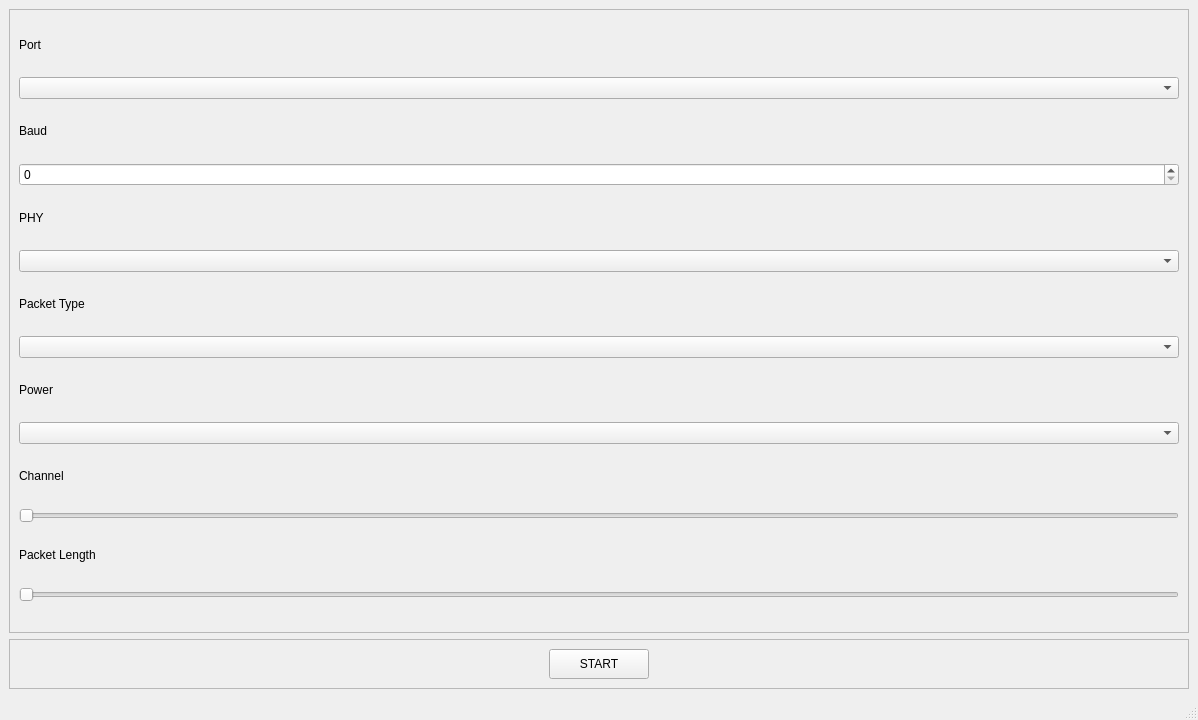
The window that src/dtm/src/dtm_tx.ui (Analog-Devices-MSDK/MAX-BLE-Toolkit) describes before a commit, drawn with Qt 5.
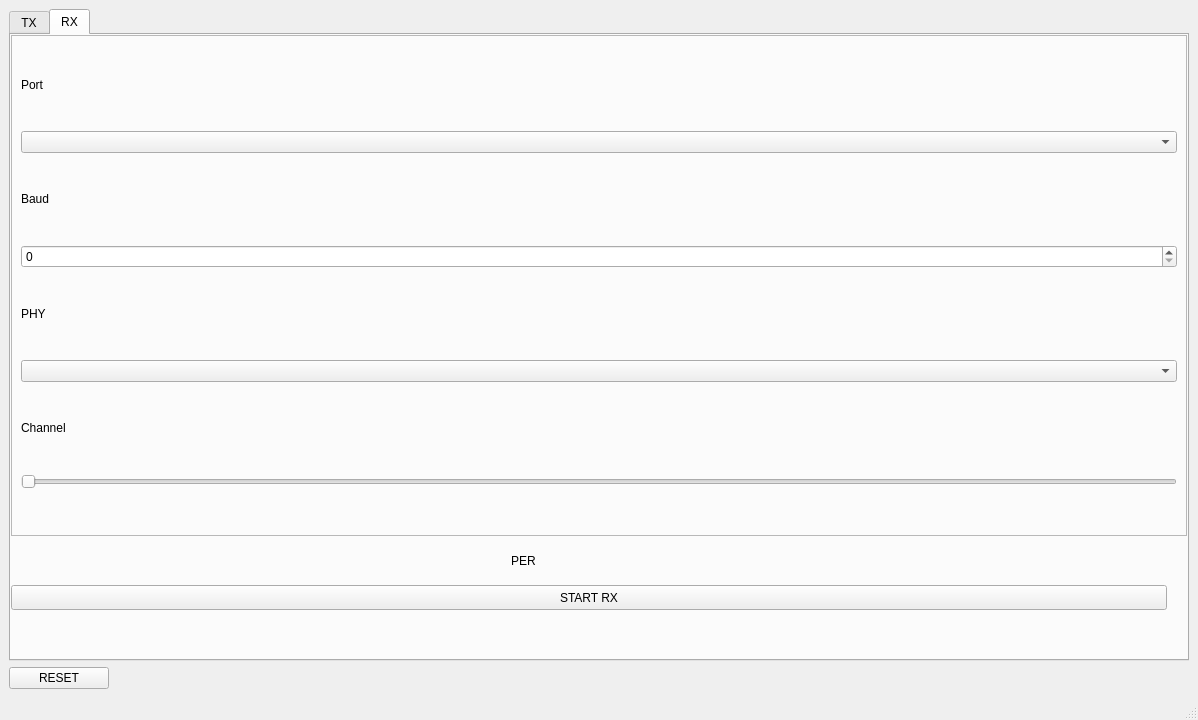
The same window after the commit.

Commit message: added RX functionality

The edit to the form file:
```diff
--- a/src/dtm/src/dtm_tx.ui
+++ b/src/dtm/src/dtm_tx.ui
@@ -32,14 +32,30 @@
       <item>
        <layout class="QVBoxLayout" name="verticalLayout_6">
         <item>
-         <widget class="QFrame" name="input_frame">
+         <widget class="QTabWidget" name="tab_mode">
+          <property name="currentIndex">
+           <number>1</number>
+          </property>
+          <widget class="QWidget" name="tab_tx">
+           <attribute name="title">
+            <string>TX</string>
+           </attribute>
+           <widget class="QFrame" name="tx_frame">
+            <property name="geometry">
+             <rect>
+              <x>0</x>
+              <y>0</y>
+              <width>1176</width>
+              <height>531</height>
+             </rect>
+            </property>
           <property name="frameShape">
            <enum>QFrame::StyledPanel</enum>
           </property>
           <property name="frameShadow">
            <enum>QFrame::Raised</enum>
           </property>
-          <layout class="QVBoxLayout" name="verticalLayout">
+            <layout class="QVBoxLayout" name="verticalLayout_4">
            <item>
             <widget class="QLabel" name="label">
              <property name="maximumSize">
@@ -176,14 +192,38 @@
            </item>
           </layout>
          </widget>
-        </item>
-        <item>
-         <widget class="QFrame" name="frame">
+           <widget class="QPushButton" name="start_stop_btn_tx">
+            <property name="geometry">
+             <rect>
+              <x>510</x>
+              <y>550</y>
+              <width>100</width>
+              <height>25</height>
+             </rect>
+            </property>
           <property name="maximumSize">
            <size>
-            <width>16777215</width>
+              <width>100</width>
             <height>50</height>
            </size>
+            </property>
+            <property name="text">
+             <string>START TX</string>
+            </property>
+           </widget>
+          </widget>
+          <widget class="QWidget" name="tab_rx">
+           <attribute name="title">
+            <string>RX</string>
+           </attribute>
+           <widget class="QFrame" name="rx_input_frame">
+            <property name="geometry">
+             <rect>
+              <x>0</x>
+              <y>0</y>
+              <width>1176</width>
+              <height>501</height>
+             </rect>
           </property>
           <property name="frameShape">
            <enum>QFrame::StyledPanel</enum>
@@ -191,9 +231,123 @@
           <property name="frameShadow">
            <enum>QFrame::Raised</enum>
           </property>
-          <layout class="QHBoxLayout" name="horizontalLayout">
+            <layout class="QVBoxLayout" name="verticalLayout_5">
            <item>
-            <widget class="QPushButton" name="start_stop_btn">
+              <widget class="QLabel" name="label_13">
+               <property name="maximumSize">
+                <size>
+                 <width>16777215</width>
+                 <height>20</height>
+                </size>
+               </property>
+               <property name="text">
+                <string>Port</string>
+               </property>
+              </widget>
+             </item>
+             <item>
+              <widget class="QComboBox" name="port_select_rx">
+               <property name="currentText">
+                <string extracomment="Port"/>
+               </property>
+              </widget>
+             </item>
+             <item>
+              <widget class="QLabel" name="label_14">
+               <property name="maximumSize">
+                <size>
+                 <width>16777215</width>
+                 <height>20</height>
+                </size>
+               </property>
+               <property name="text">
+                <string>Baud</string>
+               </property>
+              </widget>
+             </item>
+             <item>
+              <widget class="QSpinBox" name="baud_rate_select_rx">
+               <property name="maximum">
+                <number>10000000</number>
+               </property>
+              </widget>
+             </item>
+             <item>
+              <widget class="QLabel" name="label_15">
+               <property name="maximumSize">
+                <size>
+                 <width>16777215</width>
+                 <height>20</height>
+                </size>
+               </property>
+               <property name="text">
+                <string>PHY</string>
+               </property>
+              </widget>
+             </item>
+             <item>
+              <widget class="QComboBox" name="phy_select_rx"/>
+             </item>
+             <item>
+              <widget class="QLabel" name="channel_label_rx">
+               <property name="maximumSize">
+                <size>
+                 <width>16777215</width>
+                 <height>20</height>
+                </size>
+               </property>
+               <property name="text">
+                <string>Channel</string>
+               </property>
+              </widget>
+             </item>
+             <item>
+              <widget class="QSlider" name="channel_select_rx">
+               <property name="maximum">
+                <number>39</number>
+               </property>
+               <property name="orientation">
+                <enum>Qt::Horizontal</enum>
+               </property>
+              </widget>
+             </item>
+            </layout>
+           </widget>
+           <widget class="QPushButton" name="start_stop_btn_rx">
+            <property name="geometry">
+             <rect>
+              <x>0</x>
+              <y>550</y>
+              <width>1156</width>
+              <height>25</height>
+             </rect>
+            </property>
+            <property name="text">
+             <string>START RX</string>
+            </property>
+           </widget>
+           <widget class="QLabel" name="rx_per_label">
+            <property name="geometry">
+             <rect>
+              <x>500</x>
+              <y>510</y>
+              <width>181</width>
+              <height>31</height>
+             </rect>
+            </property>
+            <property name="text">
+             <string>PER</string>
+            </property>
+           </widget>
+          </widget>
+         </widget>
+        </item>
+       </layout>
+      </item>
+     </layout>
+    </item>
+    <item>
+     <widget class="QPushButton" name="reset_hci">
              <property name="maximumSize">
               <size>
                <width>100</width>
@@ -201,16 +355,9 @@
               </size>
              </property>
              <property name="text">
-              <string>START</string>
-             </property>
-            </widget>
-           </item>
-          </layout>
-         </widget>
-        </item>
-       </layout>
-      </item>
-     </layout>
+       <string>RESET</string>
+      </property>
+     </widget>
     </item>
    </layout>
   </widget>
```
Left out of the diff: 28 changed lines with no effect on the pictures. Lines whose indentation alone changed are shown as unchanged. The commit also changes 2 other files.
